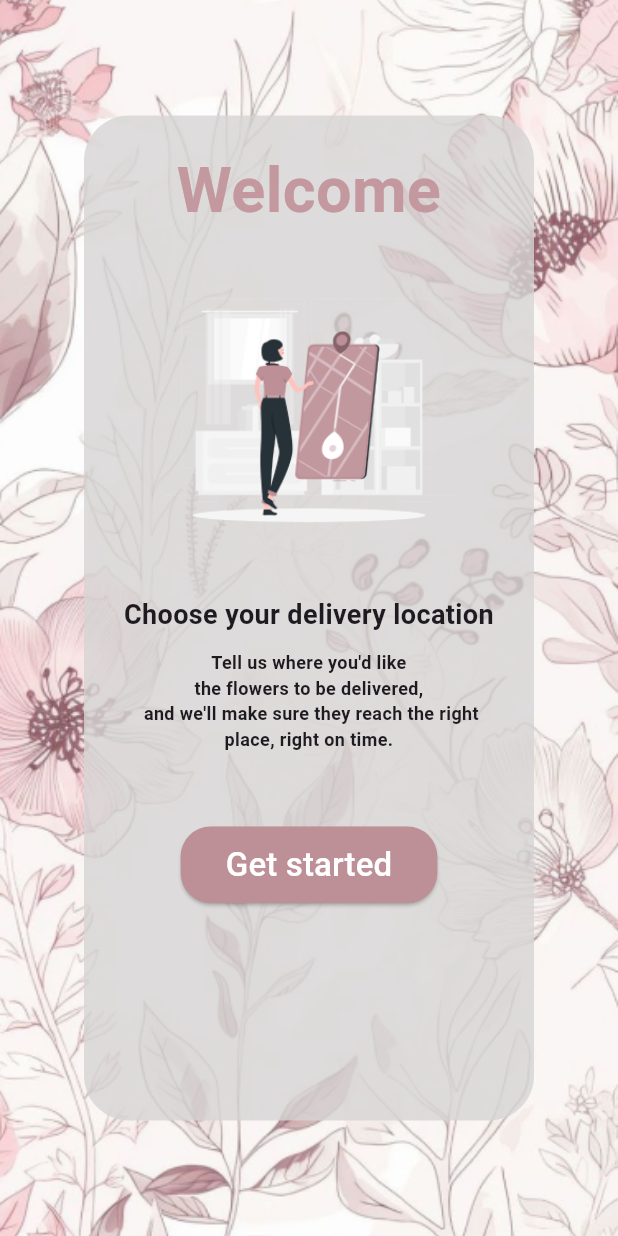
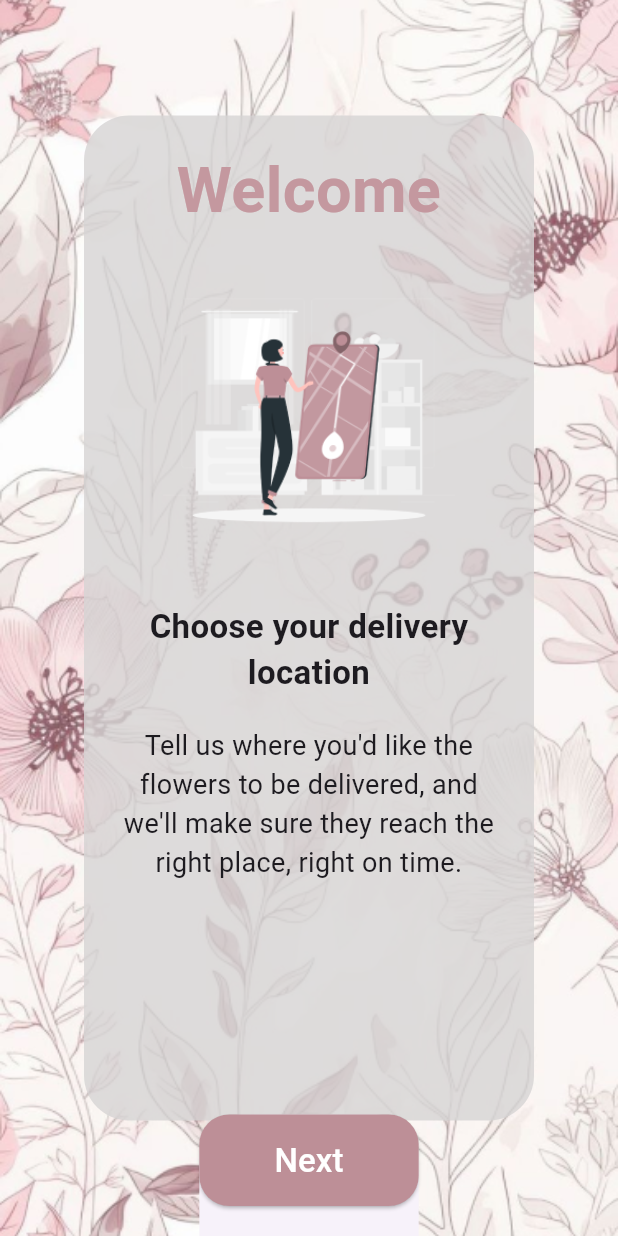
Before and after one commit to shymaaelhawary1/Flower-shop-Application, a Flutter app: the screen it shows after launch, on a phone screen of 412 x 824 dp. Run offline on Flutter 3.47's test engine with Material 3 defaults, Android fonts, the phone set to English and light mode, and no system bars; our stand-ins replace device_preview, pin_code_fields, shared_preferences.

Commit message:
UI authentication done

```diff
--- a/lib/features/authentication/OnBoarding/onboarding.dart
+++ b/lib/features/authentication/OnBoarding/onboarding.dart
@@ -1,24 +1,88 @@
 import 'package:flower_shop/features/authentication/OnBoarding/onboardingCustomWidgit.dart';
 import 'package:flutter/material.dart';
 import 'package:shared_preferences/shared_preferences.dart';
+import 'package:flower_shop/features/authentication/login/veiw/loginscreen.dart';
 
-class OnBoarding1 extends StatelessWidget {
-  const OnBoarding1({super.key,required void Function() onComplete});
+class OnBoardingPageView extends StatefulWidget {
+  @override
+  _OnBoardingPageViewState createState() => _OnBoardingPageViewState();
+}
+
+class _OnBoardingPageViewState extends State<OnBoardingPageView> {
+  PageController _pageController = PageController();
+  int currentIndex = 0;
+
+  final List<Widget> onboardingPages = const [
+    OnboardingCustomWidget(
+      label1: 'Choose your delivery location',
+      label2: 'Tell us where you\'d like the flowers to be delivered, and we\'ll make sure they reach the right place, right on time.',
+      image: 'assets/onboarding1.png',
+      pagenum: '1',
+    ),
+    OnboardingCustomWidget(
+      label1: 'Choose your favorite flowers',
+      label2: 'Explore our exquisite selection of fresh, hand-picked blooms. Select the perfect bouquet to convey your sentiments.',
+      image: 'assets/onboarding2.png',
+      pagenum: '2',
+    ),
+    OnboardingCustomWidget(
+      label1: 'Enjoy our service',
+      label2: 'Sit back and relax! Once you\'ve placed your order,we\'ll swiftly prepare it and ensure it reaches its destination,spreading joy and happiness.',
+      image: 'assets/onboarding3.png',
+      pagenum: '3',
+    ),
+  ];
 
   @override
   Widget build(BuildContext context) {
-    return const SafeArea(
-      child: Scaffold(
-        body: OnboardingCustomWidget(
-          label1: 'Choose your delivery location',
-          label2:'Tell us where you\'d like \nthe flowers to be delivered,\n and we\'ll make sure they reach the right place, right on time.',
-          image: 'assets/onboarding1.png',pagenum: '1'),
+    return Scaffold(
+      body: PageView(
+        controller: _pageController,
+        onPageChanged: (index) {
+          setState(() {
+            currentIndex = index;
+          });
+        },
+        children: onboardingPages,
+      ),
+       bottomSheet: Container(
+      padding: const EdgeInsets.only(bottom: 20),
+        child: ElevatedButton(
+          onPressed: () {
+            if (currentIndex < onboardingPages.length - 1) {
+              _pageController.nextPage(
+                duration: const Duration(milliseconds: 300),
+                curve: Curves.easeInOut,
+              );
+            } else {
+              _completeOnboarding(context);
+            }
+          },
+          style: ElevatedButton.styleFrom(
+            backgroundColor: const Color(0xFFBD8F97),
+            padding: const EdgeInsets.symmetric(horizontal: 50, vertical: 15),
+            shape: RoundedRectangleBorder(
+              borderRadius: BorderRadius.circular(20),
+            ),
+          ),
+          child: Text(
+            currentIndex < onboardingPages.length - 1
+                ? 'Next'
+                : 'Get Started',
+            style: const TextStyle(fontSize: 22, color: Colors.white),
+          ),
+        ),
       ),
     );
   }
 
-    Future<void> _completeOnboarding() async {
-      final prefs = await SharedPreferences.getInstance();
-      await prefs.setBool('onboarding_complete', true);
+  Future<void> _completeOnboarding(BuildContext context) async {
+    final prefs = await SharedPreferences.getInstance();
+    await prefs.setBool('onboarding_complete', true);
+
+    Navigator.pushReplacement(
+      context,
+      MaterialPageRoute(builder: (context) => LoginScreen()),
+    );
   }
 }
--- a/lib/features/authentication/OnBoarding/onboarding3.dart
+++ b/lib/features/authentication/OnBoarding/onboarding3.dart
@@ -8,7 +8,7 @@ class OnBoarding3 extends StatelessWidget {
   Widget build(BuildContext context) {
     return const SafeArea(
       child: Scaffold(
-        body: OnboardingCustomWidget(label1: 'Get your order', label2:'Sit back and relax! Once you\'ve placed your order,we\'ll swiftly prepare it and ensure it reaches its destination,spreading joy and happiness.',
+        body: OnboardingCustomWidget(label1: 'Get your order', label2:'',
  image: 'assets/onboarding3.png', pagenum: '3',),
       ),
     );
--- a/lib/features/authentication/OnBoarding/onboardingCustomWidgit.dart
+++ b/lib/features/authentication/OnBoarding/onboardingCustomWidgit.dart
@@ -1,8 +1,4 @@
-import 'package:flower_shop/features/authentication/OnBoarding/onboarding2.dart';
-import 'package:flower_shop/features/authentication/OnBoarding/onboarding3.dart';
-import 'package:flower_shop/features/authentication/login/veiw/loginscreen.dart';
 import 'package:flutter/material.dart';
-
 
 class OnboardingCustomWidget extends StatelessWidget {
   const OnboardingCustomWidget({
@@ -51,54 +47,25 @@ class OnboardingCustomWidget extends StatelessWidget {
               ),
               const SizedBox(height: 20),
               Image.asset(image, height: 200, fit: BoxFit.contain),
-              const SizedBox(height: 20),
+              const SizedBox(height: 25),
               Text(
                 label1,
                 style: const TextStyle(
-                  fontSize: 18,
+                  fontSize: 22,
                   fontWeight: FontWeight.bold,
                 ),
                 textAlign: TextAlign.center,
               ),
-              const SizedBox(height: 10),
+              const SizedBox(height: 20),
               Text(
                 label2,
                 style: const TextStyle(
-                  fontSize: 12,
-                  fontWeight: FontWeight.bold,
+                  fontSize: 18,
                 ),
                 textAlign: TextAlign.center,
               ),
               const SizedBox(height: 50),
-              ElevatedButton(
-                onPressed: () {
-                  Widget nextPage;
 
-                  if (pagenum == '1') {
-                    nextPage = const OnBoarding2();
-                  } else if (pagenum == '2') {
-                    nextPage = const OnBoarding3();
-                  } else {
-                    nextPage =  LoginScreen();
-                  }
-
-                  Navigator.pushReplacement(
-                    context,
-                    MaterialPageRoute(builder: (context) => nextPage),
-                  );
-                },
-                style: ElevatedButton.styleFrom(
-                  backgroundColor: const Color(0xFFBD8F97),
-                  padding: const EdgeInsets.symmetric(horizontal: 30, vertical: 10),
-                  shape: RoundedRectangleBorder(
-                    borderRadius: BorderRadius.circular(20),
-                  ),
-                ),
-                child: const Text(
-                  'Get started',
-                  style: TextStyle(fontSize: 22, color: Colors.white),
-                ),
-              ),
             ],
           ),
         ),
--- a/lib/main.dart
+++ b/lib/main.dart
@@ -1,4 +1,3 @@
-
 import 'package:flower_shop/features/authentication/OnBoarding/onboarding.dart';
 import 'package:flower_shop/features/authentication/login/veiw/loginscreen.dart';
 import 'package:flutter/material.dart';
@@ -16,16 +15,12 @@ void main() {
 
 class MyApp extends StatelessWidget {
   @override
-
-
   Widget build(BuildContext context) {
     return MaterialApp(
       debugShowCheckedModeBanner: false,
       useInheritedMediaQuery: true,
       locale: DevicePreview.locale(context),
       builder: DevicePreview.appBuilder,
-
-
       home: FutureBuilder<bool>(
         future: _isOnboardingComplete(),
         builder: (context, snapshot) {
@@ -34,9 +29,9 @@ class MyApp extends StatelessWidget {
               body: Center(child: CircularProgressIndicator()),
             );
           } else if (snapshot.data == true) {
-              return LoginScreen();
+            return LoginScreen(); // عرض شاشة تسجيل الدخول إذا تم إكمال الـ Onboarding
           } else {
-              return OnBoarding1(onComplete: _completeOnboarding);
+            return OnBoardingPageView(); // عرض شاشة الـ Onboarding إذا لم يتم إكمالها
           }
         },
       ),
@@ -47,9 +42,4 @@ class MyApp extends StatelessWidget {
     final prefs = await SharedPreferences.getInstance();
     return prefs.getBool('onboarding_complete') ?? false;
   }
-
-    void _completeOnboarding() async {
-      final prefs = await SharedPreferences.getInstance();
-      await prefs.setBool('onboarding_complete', true);
 }
-}
```
Also changed, not shown: lib/features/authentication/OnBoarding/onboarding2.dart (deleted, +0 -16 lines), lib/features/authentication/login/veiw/loginscreen.dart (+12 -4 lines). Lines whose indentation alone changed are shown as unchanged.
